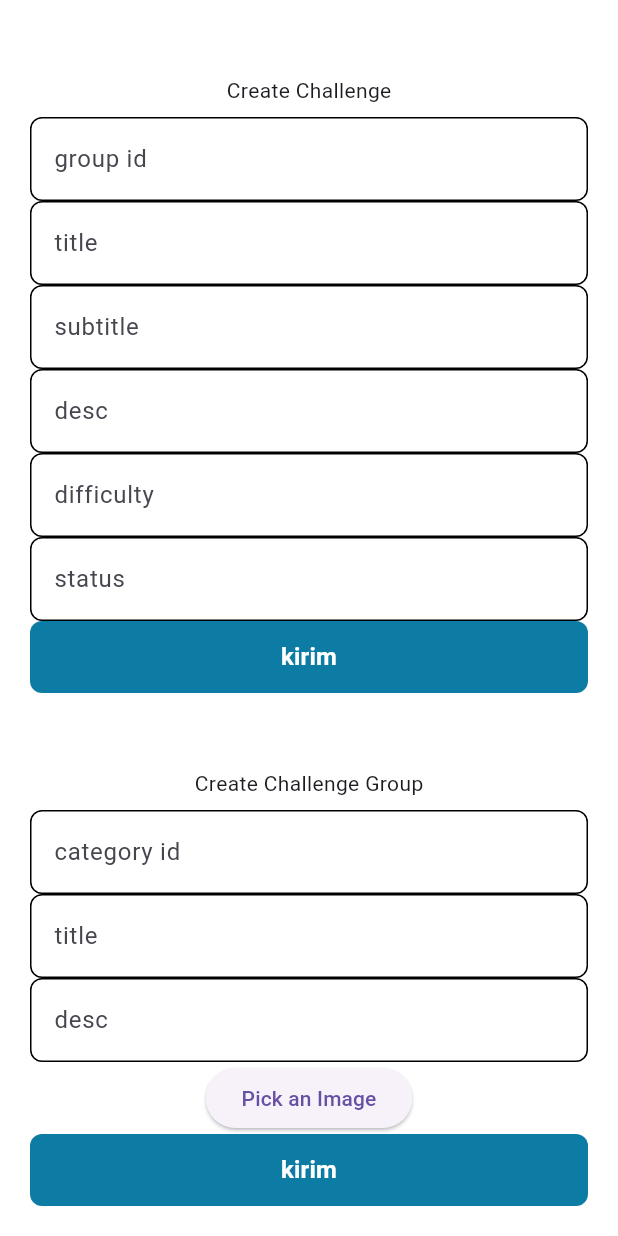
After one commit to Vincent140206/ElevateU-FrontEnd, a Flutter app: the AdminScreen screen opened directly, after a tap on "kirim", on a phone screen of 412 x 824 dp. The commit adds this screen. Run offline on Flutter 3.47's test engine with Material 3 defaults, Android fonts, the phone set to English and light mode, and no system bars; our stand-ins replace dio, flutter_bloc, image_picker, shared_preferences; accounts and stored records are empty; network calls fail.

Commit message:
huhuuhu ga selesai

```diff
--- /dev/null
+++ b/lib/admin.dart
@@ -0,0 +1,230 @@
+import 'package:elevateu_bcc_new/features/category/bloc/category_bloc.dart';
+import 'package:elevateu_bcc_new/features/category/bloc/category_event.dart';
+import 'package:elevateu_bcc_new/features/skillChallenge/bloc/scBloc.dart';
+import 'package:elevateu_bcc_new/features/skillChallenge/bloc/scEvent.dart';
+import 'package:elevateu_bcc_new/widgets/ElevatedButton.dart';
+import 'package:elevateu_bcc_new/widgets/TextField.dart';
+import 'package:flutter/cupertino.dart';
+import 'package:flutter/material.dart';
+import 'package:flutter_bloc/flutter_bloc.dart';
+import 'package:image_picker/image_picker.dart';
+import 'package:shared_preferences/shared_preferences.dart';
+
+class AdminScreen extends StatefulWidget {
+  const AdminScreen({super.key});
+
+  @override
+  State<AdminScreen> createState() => _AdminScreenState();
+}
+
+class _AdminScreenState extends State<AdminScreen> {
+  TextEditingController groupIdController = TextEditingController();
+  TextEditingController titleController = TextEditingController();
+  TextEditingController subtitleController = TextEditingController();
+  TextEditingController descriptionController = TextEditingController();
+  TextEditingController difficultyController = TextEditingController();
+  TextEditingController statusController = TextEditingController();
+
+  TextEditingController categoryIdController = TextEditingController();
+  TextEditingController titleGController = TextEditingController();
+  TextEditingController descriptionGController = TextEditingController();
+
+  TextEditingController kategoryController = TextEditingController();
+
+  final ImagePicker _picker = ImagePicker();
+  XFile? thumbnail;
+
+  Future<void> _pickImage() async {
+    final XFile? pickedFile = await _picker.pickImage(source: ImageSource.gallery);
+    if (pickedFile != null) {
+      setState(() {
+        thumbnail = pickedFile;
+      });
+    }
+  }
+  String? categoryId;
+  String? categoryName;
+
+  Future<Map<String, String?>> getCategory() async {
+    final prefs = await SharedPreferences.getInstance();
+    String? id = prefs.getString('id');
+    String? name = prefs.getString('name');
+    return {
+      'id': id,
+      'name': name,
+    };
+  }
+
+  void _loadCategory() async {
+    Map<String, String?> category = await getCategory();
+    setState(() {
+      categoryId = category['id'];
+      categoryName = category['name'];
+    });
+    debugPrint('Category ID: $categoryId');
+    debugPrint('Category Name: $categoryName');
+  }
+  @override
+  Widget build(BuildContext context) {
+    return Scaffold(
+        backgroundColor: Colors.white,
+        body: SingleChildScrollView(
+          child: Padding(
+            padding: const EdgeInsets.symmetric(horizontal: 20),
+            child: Column(
+              children: [
+                SizedBox(height: 50,),
+                Text("Create Challenge"),
+                SizedBox(height: 8,),
+                TextFields(
+                    controller: groupIdController,
+                    hintText: 'group id',
+                    obscureText: false,
+                    color: Colors.transparent,
+                    borderColor: Colors.black,
+                    enabled: true
+                ),
+                TextFields(
+                    controller: titleController,
+                    hintText: 'title',
+                    obscureText: false,
+                    color: Colors.transparent,
+                    borderColor: Colors.black,
+                    enabled: true
+                ),
+                TextFields(
+                    controller: subtitleController,
+                    hintText: 'subtitle',
+                    obscureText: false,
+                    color: Colors.transparent,
+                    borderColor: Colors.black,
+                    enabled: true
+                ),
+                TextFields(
+                    controller: descriptionController,
+                    hintText: 'desc',
+                    obscureText: false,
+                    color: Colors.transparent,
+                    borderColor: Colors.black,
+                    enabled: true
+                ),
+                TextFields(
+                    controller: difficultyController,
+                    hintText: 'difficulty',
+                    obscureText: false,
+                    color: Colors.transparent,
+                    borderColor: Colors.black,
+                    enabled: true
+                ),
+                TextFields(
+                    controller: statusController,
+                    hintText: 'status',
+                    obscureText: false,
+                    color: Colors.transparent,
+                    borderColor: Colors.black,
+                    enabled: true
+                ),
+                Elevatedbutton1(
+                    tulisan: 'kirim',
+                    onPressed: (){
+                      final groupId = groupIdController.text;
+                      final title = titleController.text;
+                      final subtitle = subtitleController.text;
+                      final description = descriptionController.text;
+                      final difficulty = difficultyController.text;
+                      final status = statusController.text;
+
+                      context.read<SkillChallengeBloc>().add(CreateSkillChallenge(
+                        groupId: groupId,
+                        title: title,
+                        subtitle: subtitle,
+                        description: description,
+                        difficulty: difficulty,
+                        isFree: (status == 'false') ? false : true  ,
+                      ));
+                    },
+                    width: double.infinity,
+                    height: 48
+                ),
+                SizedBox(height: 50,),
+                Text("Create Challenge Group"),
+                SizedBox(height: 8,),
+                TextFields(
+                    controller: categoryIdController,
+                    hintText: 'category id',
+                    obscureText: false,
+                    color: Colors.transparent,
+                    borderColor: Colors.black,
+                    enabled: true
+                ),
+                TextFields(
+                    controller: titleGController,
+                    hintText: 'title',
+                    obscureText: false,
+                    color: Colors.transparent,
+                    borderColor: Colors.black,
+                    enabled: true
+                ),
+                TextFields(
+                    controller: descriptionGController,
+                    hintText: 'desc',
+                    obscureText: false,
+                    color: Colors.transparent,
+                    borderColor: Colors.black,
+                    enabled: true
+                ),
+                ElevatedButton(
+                  onPressed: _pickImage,
+                  child: Text('Pick an Image'),
+                ),
+                Elevatedbutton1(
+                    tulisan: 'kirim',
+                    onPressed: (){
+                      final category_Id = categoryIdController.text;
+                      final title = titleGController.text;
+                      final description = descriptionGController.text;
+                      final thumbnailPath = thumbnail?.path ?? '';
+
+                      context.read<SkillChallengeBloc>().add(CreateSkillChallengeGroup(
+                        category_id: category_Id,
+                        title: title,
+                        description: description,
+                        thumbnail: thumbnailPath,
+                      ));
+                    },
+                    width: double.infinity,
+                    height: 48
+                ),
+                SizedBox(height: 50,),
+                Text("Create Kategory"),
+                TextFields(
+                    controller: kategoryController,
+                    hintText: "kategory",
+                    obscureText: false,
+                    color: Colors.transparent,
+                    borderColor: Colors.black,
+                    enabled: true
+                ),
+                Elevatedbutton1(
+                    tulisan: 'submit',
+                    onPressed: (){
+                      final name = kategoryController.text;
+                      context.read<CategoryBloc>().add(CreateCategoryRequested(name: name));
+                    },
+                    width: double.infinity,
+                    height: 48
+                ),
+                SizedBox(height: 50,),
+                Text("get categori id"),
+                TextButton(onPressed: (){
+                  _loadCategory();
+                }, child: Text('get')),
+                Text("Category ID: $categoryId"), // Display loaded category ID
+                Text("Category Name: $categoryName")
+              ],
+            ),
+          ),
+        ),
+    );
+  }
+}
--- a/lib/core/constant/api_constant.dart
+++ b/lib/core/constant/api_constant.dart
@@ -21,4 +21,9 @@ class ApiConstant {
   static const String newCategory = "$baseUrl/categories";
   static const String getCategory = "$baseUrl/categories";
   static const String updateCategory = "$baseUrl/categories/";
+
+  // Challenge
+  static const String createSC = "$baseUrl/challenges";
+  static const String getSC = "$baseUrl/challenges";
+  static const String createSCG = "$baseUrl/challenge-groups";
 }
--- a/lib/core/services/category_services.dart
+++ b/lib/core/services/category_services.dart
@@ -43,6 +43,9 @@ class CategoryServices {
         if (categories.isNotEmpty) {
           String id = categories[0]['id'];
           String name = categories[0]['name'];
+
+          debugPrint(id);
+          debugPrint(name);
 
           await localStorageService.saveCategory(id, name);
           debugPrint("Category berhasil di get dan disimpan: id = $id, name = $name");
--- a/lib/core/services/local_storage_service.dart
+++ b/lib/core/services/local_storage_service.dart
@@ -146,10 +146,8 @@ class LocalStorageService {
   Future<Map<String, String?>> getCategory(String id, String name) async {
     final prefs = await SharedPreferences.getInstance();
     String? id = prefs.getString('id');
-    String? name = prefs.getString('name');
     return {
       'id': id,
-      'name': name,
     };
   }
 }
--- /dev/null
+++ b/lib/features/skillChallenge/bloc/scBloc.dart
@@ -0,0 +1,53 @@
+import 'package:dio/dio.dart';
+import 'package:elevateu_bcc_new/core/services/local_storage_service.dart';
+import 'package:elevateu_bcc_new/features/skillChallenge/bloc/scEvent.dart';
+import 'package:elevateu_bcc_new/features/skillChallenge/bloc/scServices.dart';
+import 'package:elevateu_bcc_new/features/skillChallenge/bloc/scState.dart';
+import 'package:flutter_bloc/flutter_bloc.dart';
+
+class SkillChallengeBloc extends Bloc<SkillChallengeEvent,SkillChallengeState> {
+  LocalStorageService localStorageService;
+  SCServices scServices;
+  final Dio dio;
+
+  SkillChallengeBloc(this.dio, this.localStorageService, this.scServices) : super(SkillChallengeInitial()) {
+
+    on<CreateSkillChallenge>((event, state) async {
+      String token = await localStorageService.getBearerToken();
+      scServices.setBearerToken(token);
+      emit(SkillChallengeLoading());
+      try {
+        await scServices.createSC(
+          groupId: event.groupId,
+          title: event.title,
+          subtitle: event.subtitle,
+          description: event.description,
+          difficulty: event.difficulty,
+          isFree: event.isFree,
+        );
+        emit(SkillChallengeSuccess());
+      } catch (e) {
+        emit(SkillChallengeFailure(e.toString()));
+      }
+    });
+
+    on<CreateSkillChallengeGroup>((event, state) async {
+      String token = await localStorageService.getBearerToken();
+      scServices.setBearerToken(token);
+      emit(SkillChallengeLoading());
+      try {
+        await scServices.createSCGroup(
+            category_id: event.category_id,
+            title: event.title,
+            description: event.description,
+            thumbnailPath: event.thumbnail,
+            token: token
+        );
+        emit(SkillChallengeSuccess());
+      } catch (e) {
+        emit(SkillChallengeFailure(e.toString()));
+      }
+    });
+
+  }
+}
--- /dev/null
+++ b/lib/features/skillChallenge/bloc/scEvent.dart
@@ -0,0 +1,33 @@
+abstract class SkillChallengeEvent {}
+
+class CreateSkillChallenge extends SkillChallengeEvent {
+  final String groupId;
+  final String title;
+  final String subtitle;
+  final String description;
+  final String difficulty;
+  final bool isFree;
+
+  CreateSkillChallenge({
+    required this.groupId,
+    required this.title,
+    required this.subtitle,
+    required this.description,
+    required this.difficulty,
+    required this.isFree,
+  });
+}
+
+class CreateSkillChallengeGroup extends SkillChallengeEvent {
+  final String category_id ;
+  final String title;
+  final String description;
+  final String thumbnail;
+
+  CreateSkillChallengeGroup({
+    required this.category_id,
+    required this.title,
+    required this.description,
+    required this.thumbnail,
+  });
+}
--- /dev/null
+++ b/lib/features/skillChallenge/bloc/scServices.dart
@@ -0,0 +1,150 @@
+import 'dart:convert';
+import 'dart:io';
+
+import 'package:dio/dio.dart';
+import 'package:flutter/cupertino.dart';
+import 'package:path/path.dart' as path;
+
+import '../../../core/constant/api_constant.dart';
+import '../../../core/services/local_storage_service.dart';
+
+class SCServices {
+  final localStorageService = LocalStorageService();
+  final Dio dio = Dio();
+
+  void setBearerToken(String token) {
+    dio.options.headers['Authorization'] = 'Bearer $token';
+  }
+
+  Future<void> createSC({
+    required String groupId,
+    required String title,
+    required String subtitle,
+    required String description,
+    required String difficulty,
+    required bool isFree,
+  }) async {
+    try {
+      final response = await dio.post(
+        ApiConstant.createSC,
+        data: {
+          "group_id": groupId,
+          "title": title,
+          "subtitle": subtitle,
+          "description": description,
+          "difficulty": difficulty,
+          "is_free": isFree,
+        },
+      );
+
+      if (response.statusCode == 201) {
+        debugPrint("Sukses buat Challenge");
+        return response.data;
+      } else {
+        debugPrint("Gagal buat Challenge: ${response.statusCode}");
+        throw Exception("Gagal buat Challenge: ${response.statusCode}");
+      }
+    } catch (e) {
+      debugPrint(groupId);
+      debugPrint(title);
+      debugPrint(subtitle);
+      debugPrint(description);
+      debugPrint(difficulty);
+      debugPrint((isFree == false) ? "HALO" : "HAI");
+
+      if (e is DioException) {
+        debugPrint("DioError: ${e.message}");
+        if (e.response != null) {
+          debugPrint("Response data: ${e.response?.data}");
+          debugPrint("Response headers: ${e.response?.headers}");
+        } else {
+          debugPrint("Error: $e");
+        }
+        throw Exception("Gagal buat Challenge Grup: $e");
+      }
+    }
+  }
+
+  Future<void> createSCGroup({
+    required String token,
+    required String category_id,
+    required String title,
+    required String description,
+    required String thumbnailPath
+  }) async {
+    setBearerToken(token);
+    String fileExtension = path.extension(thumbnailPath);
+    String fileName = 'thumbnail$fileExtension';
+    MultipartFile thumbnailFile = await MultipartFile.fromFile(
+        thumbnailPath, filename: fileName);
+
+    FormData formData = FormData.fromMap({
+      'category_id': category_id,
+      'title': title,
+      'description': description,
+      'thumbnail': thumbnailFile,
+    });
+    debugPrint('FormData contents:');
+    for (var field in formData.fields) {
+      debugPrint('Field: ${field.key}, Value: ${field.value}');
+    }
+    try {
+      final response = await dio.post(
+        ApiConstant.createSCG,
+        data: formData,
+      );
+
+      if (response.statusCode == 201) {
+        debugPrint("Sukses buat Challenge Group");
+        return response.data;
+      } else {
+        debugPrint("Gagal buat Challenge Grup: ${response.statusCode}");
+        throw Exception(
+            "Gagal buat Challenge Grup: ${response.statusCode}");
+      }
+    } catch (e) {
+      debugPrint("Error: $e");
+      if (e is DioException) {
+        debugPrint("DioError: ${e.message}");
+
+        debugPrint(category_id);
+        debugPrint(title);
+        debugPrint(description);
+        debugPrint(thumbnailPath);
+
+        if (e.response != null) {
+          debugPrint("Response data: ${e.response?.data}");
+          debugPrint("Response headers: ${e.response?.headers}");
+        } else {
+          debugPrint("Error: $e");
+        }
+        throw Exception("Gagal buat Challenge Grup: $e");
+      }
+    }
+
+    Future<String> _convertImageToBase64(String imagePath) async {
+      final bytes = await File(imagePath).readAsBytes();
+      return base64Encode(bytes);
+    }
+
+
+    Future<void> getChallengeGroup({
+      required String token,
+      required String category_id,
+      required String title,
+      required int page,
+      required int limit,
+    }) async {
+      setBearerToken(token);
+      String url = 'https://elevateu.nathakusuma.com/api/v1/challenge-groups?category_id=$category_id&page=$page&limit=$limit';
+      // try {
+      //   final response = await dio.get(
+      //     url,
+      //     data: {
+      //       "category_id":
+      //     }
+      //   )
+      // }
+    }
+  }
+}
--- /dev/null
+++ b/lib/features/skillChallenge/bloc/scState.dart
@@ -0,0 +1,13 @@
+abstract class SkillChallengeState {}
+
+class SkillChallengeInitial extends SkillChallengeState{}
+
+class SkillChallengeLoading extends SkillChallengeState{}
+
+class SkillChallengeSuccess extends SkillChallengeState{}
+
+class SkillChallengeFailure extends SkillChallengeState{
+  final String error;
+
+  SkillChallengeFailure(this.error);
+}
--- a/lib/features/user/bloc/user_bloc.dart
+++ b/lib/features/user/bloc/user_bloc.dart
@@ -1,6 +1,4 @@
-import 'dart:io';
 import 'package:dio/dio.dart';
-import 'package:elevateu_bcc_new/core/constant/api_constant.dart';
 import 'package:elevateu_bcc_new/core/services/local_storage_service.dart';
 import 'package:elevateu_bcc_new/core/services/user_services.dart';
 import 'package:elevateu_bcc_new/features/user/bloc/user_event.dart';
--- a/lib/main.dart
+++ b/lib/main.dart
@@ -4,6 +4,8 @@ import 'package:elevateu_bcc_new/core/services/local_storage_service.dart';
 import 'package:elevateu_bcc_new/core/services/user_services.dart';
 import 'package:elevateu_bcc_new/features/auth/bloc/auth_bloc.dart';
 import 'package:elevateu_bcc_new/features/category/bloc/category_bloc.dart';
+import 'package:elevateu_bcc_new/features/skillChallenge/bloc/scBloc.dart';
+import 'package:elevateu_bcc_new/features/skillChallenge/bloc/scServices.dart';
 import 'package:elevateu_bcc_new/features/user/bloc/user_bloc.dart';
 import 'package:flutter/material.dart';
 import 'package:flutter_bloc/flutter_bloc.dart';
@@ -18,6 +20,7 @@ import 'package:elevateu_bcc_new/core/services/api.dart';
 void main() async {
   WidgetsFlutterBinding.ensureInitialized();
   UserServices userServices = UserServices();
+  SCServices scServices = SCServices();
   LocalStorageService localStorageService = LocalStorageService();
   Api api = await Api.create();
 
@@ -42,6 +45,8 @@ void main() async {
         BlocProvider<CategoryBloc>(
             create: (context) => CategoryBloc(Dio(), CategoryServices()),
         ),
+        BlocProvider<SkillChallengeBloc>(
+            create: (context) => SkillChallengeBloc(Dio(), localStorageService, scServices))
       ],
       child: MyApp(),
     ),
```
Also changed, not shown: lib/core/services/api.dart (+14 -5 lines), lib/features/auth/bloc/LoginBloc.dart (+23 -10 lines), lib/widgets/NavBar/Profile/Profile.dart (+41 -2 lines).
